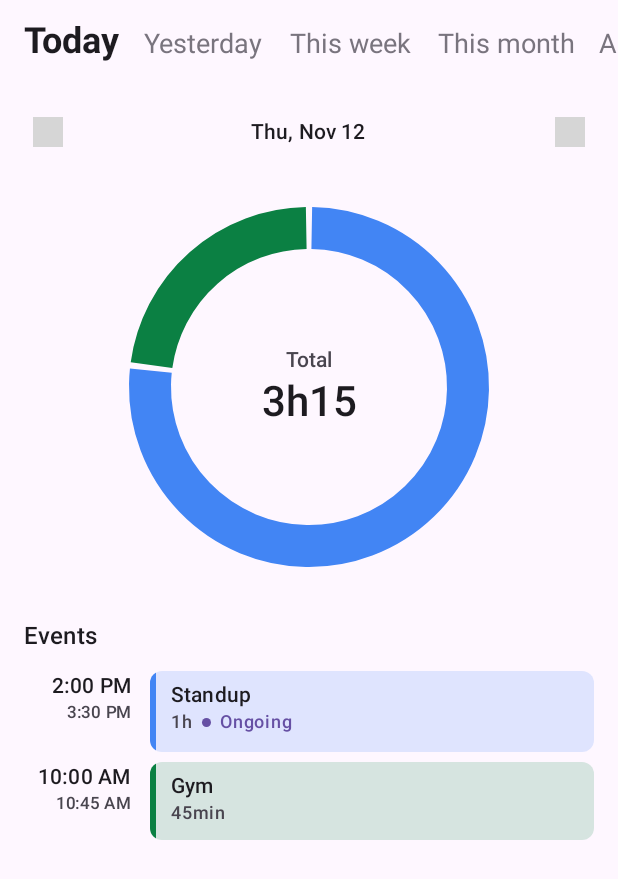
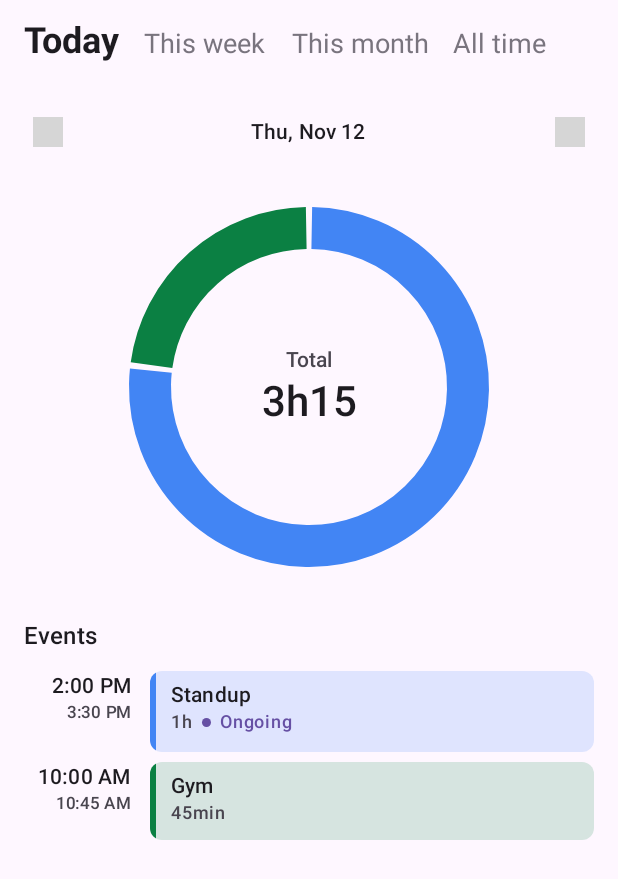
Before and after one commit to Julius-Babies/ClockMe, an Android app built with Jetpack Compose: the @Preview function HomeContentPreview, on a phone screen of 412 x 824 dp. Shown: the top 879 px of the screen. Run offline under Robolectric (Android 15) with nearby library versions, the phone set to English and light mode, and no system bars; libraries missing offline, so code that uses them is left out: com.phosphor.icons; 2 statements that could not run were skipped; grey boxes are pictures that could not be loaded.

Commit message:
Drop the yesterday shortcut and refine the floating header pill
The pill now lifts off in the background color with a soft shadow and a
hairline instead of turning gray; inside it the labels shrink a little
and keep away from its rounded ends. Scrolled content passes behind the
status bar.

```diff
--- a/app/src/main/java/es/jvbabi/clockme/feature/home/ui/HomeScreen.kt
+++ b/app/src/main/java/es/jvbabi/clockme/feature/home/ui/HomeScreen.kt
@@ -15,7 +15,6 @@ import androidx.compose.runtime.derivedStateOf
 import androidx.compose.runtime.mutableStateMapOf
 import androidx.compose.runtime.rememberUpdatedState
 import androidx.compose.runtime.snapshotFlow
-import androidx.compose.ui.graphics.lerp
 import androidx.compose.ui.layout.onSizeChanged
 import androidx.compose.ui.platform.LocalDensity
 import androidx.compose.ui.unit.Dp
@@ -48,6 +47,7 @@ import androidx.compose.animation.slideOutVertically
 import androidx.compose.animation.fadeIn
 import androidx.compose.animation.fadeOut
 import androidx.compose.animation.togetherWith
+import androidx.compose.foundation.BorderStroke
 import androidx.compose.foundation.background
 import androidx.compose.foundation.layout.Arrangement
 import androidx.compose.foundation.layout.Box
@@ -288,46 +288,47 @@ private fun HomePager(
                 introKey = uiState.selectedShortcut,
             )
         }
-        // Keeps the status bar clear of content scrolling below it
-        Box(
-            Modifier
-                .fillMaxWidth()
-                .height(topInset)
-                .background(MaterialTheme.colorScheme.surface),
-        )
         FloatingHeader(
             floating = scrolled,
             modifier = Modifier
                 .padding(top = topInset)
                 .onSizeChanged { headerHeight = with(density) { it.height.toDp() } },
-        ) {
+        ) { progress ->
             ShortcutSelector(
                 shortcuts = uiState.shortcuts,
                 selected = uiState.selectedShortcut,
                 onSelect = onShortcutSelect,
+                compactness = progress,
             )
         }
     }
 }
 
 /**
- * Lies flat on the page until [floating]; then it lifts off with a shadow and turns into a pill
- * with some space to the sides. Its own size never changes, so the content below stays put.
+ * Lies flat on the page until [floating]; then it lifts off as a pill in the background color, held
+ * by a soft shadow and a hairline. [content] gets how far it has lifted, to tighten up inside.
+ * Its own size never changes, so the content below stays put.
  */
 @Composable
-private fun FloatingHeader(floating: Boolean, modifier: Modifier = Modifier, content: @Composable () -> Unit) {
+private fun FloatingHeader(
+    floating: Boolean,
+    modifier: Modifier = Modifier,
+    content: @Composable (progress: Float) -> Unit,
+) {
     val progress by animateFloatAsState(if (floating) 1f else 0f, label = "header float")
     val colors = MaterialTheme.colorScheme
+    val shape = RoundedCornerShape(percent = (50 * progress).roundToInt())
     Box(modifier.fillMaxWidth().height(HEADER_HEIGHT)) {
         Surface(
-            shape = RoundedCornerShape(percent = (50 * progress).roundToInt()),
-            color = lerp(colors.surface, colors.surfaceContainer, progress),
-            shadowElevation = 6.dp * progress,
+            shape = shape,
+            color = colors.background,
+            shadowElevation = 8.dp * progress,
+            border = BorderStroke(Dp.Hairline, colors.outlineVariant.copy(alpha = 0.6f * progress)),
             modifier = Modifier
                 .fillMaxSize()
-                .padding(horizontal = 12.dp * progress, vertical = 4.dp * progress),
+                .padding(horizontal = 16.dp * progress, vertical = 6.dp * progress),
         ) {
-            Box(contentAlignment = Alignment.CenterStart) { content() }
+            Box(contentAlignment = Alignment.CenterStart) { content(progress) }
         }
     }
 }
@@ -515,14 +516,17 @@ private fun ShortcutSelector(
     shortcuts: List<RangeShortcut>,
     selected: RangeShortcut?,
     onSelect: (RangeShortcut) -> Unit,
+    compactness: Float = 0f,
 ) {
+    // In the pill the labels shrink a little and keep away from its rounded ends
     Row(
-        horizontalArrangement = Arrangement.spacedBy(16.dp),
+        horizontalArrangement = Arrangement.spacedBy(16.dp - 2.dp * compactness),
+        verticalAlignment = Alignment.CenterVertically,
         modifier = Modifier
             .fillMaxWidth()
             .testTag(HomeTestTags.SHORTCUTS)
             .horizontalScroll(rememberScrollState())
-            .padding(horizontal = 16.dp),
+            .padding(horizontal = 16.dp + 4.dp * compactness),
     ) {
         shortcuts.forEach { shortcut ->
             key(shortcut) {
@@ -530,6 +534,7 @@ private fun ShortcutSelector(
                     label = stringResource(shortcut.label),
                     selected = shortcut == selected,
                     onClick = { onSelect(shortcut) },
+                    textScale = 1f - 0.2f * compactness,
                     modifier = Modifier.alignByBaseline(),
                 )
             }
@@ -544,6 +549,7 @@ private fun ShortcutText(
     selected: Boolean,
     onClick: () -> Unit,
     modifier: Modifier = Modifier,
+    textScale: Float = 1f,
 ) {
     val color by animateColorAsState(
         if (selected) MaterialTheme.colorScheme.onSurface else MaterialTheme.colorScheme.outline,
@@ -551,7 +557,7 @@ private fun ShortcutText(
     )
     val scale by animateFloatAsState(if (selected) 1f else 0.75f, label = "scale")
     val baseStyle = MaterialTheme.typography.headlineSmall
-    val style = baseStyle.copy(fontSize = baseStyle.fontSize * scale)
+    val style = baseStyle.copy(fontSize = baseStyle.fontSize * scale * textScale)
 
     Box(
         modifier.selectable(
@@ -583,7 +589,6 @@ private fun ShortcutText(
 private val RangeShortcut.label: Int
     get() = when (this) {
         RangeShortcut.TODAY -> R.string.home_shortcut_today
-        RangeShortcut.YESTERDAY -> R.string.home_shortcut_yesterday
         RangeShortcut.THIS_WEEK -> R.string.home_shortcut_this_week
         RangeShortcut.LAST_WEEK -> R.string.home_shortcut_last_week
         RangeShortcut.THIS_MONTH -> R.string.home_shortcut_this_month
--- a/app/src/main/java/es/jvbabi/clockme/feature/home/ui/RangeShortcut.kt
+++ b/app/src/main/java/es/jvbabi/clockme/feature/home/ui/RangeShortcut.kt
@@ -51,7 +51,6 @@ enum class PageUnit {
  */
 enum class RangeShortcut(val unit: PageUnit?, val anchorOffset: Int = 0) {
     TODAY(PageUnit.DAY),
-    YESTERDAY(PageUnit.DAY, anchorOffset = -1),
     THIS_WEEK(PageUnit.WEEK),
     LAST_WEEK(PageUnit.WEEK, anchorOffset = -1),
     THIS_MONTH(PageUnit.MONTH),
--- a/app/src/main/res/values/strings.xml
+++ b/app/src/main/res/values/strings.xml
@@ -16,7 +16,6 @@
     <string name="home_last_event_sync">Last updated %1$s</string>
 
     <string name="home_shortcut_today">Today</string>
-    <string name="home_shortcut_yesterday">Yesterday</string>
     <string name="home_shortcut_this_week">This week</string>
     <string name="home_shortcut_last_week">Last week</string>
     <string name="home_shortcut_this_month">This month</string>
```
Also changed, not shown: 4 other files.
